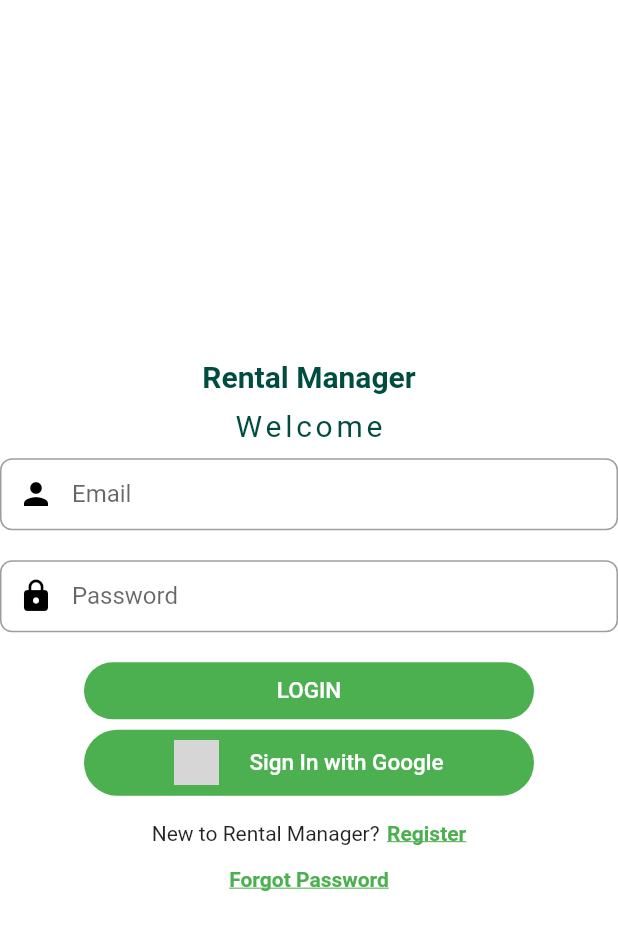
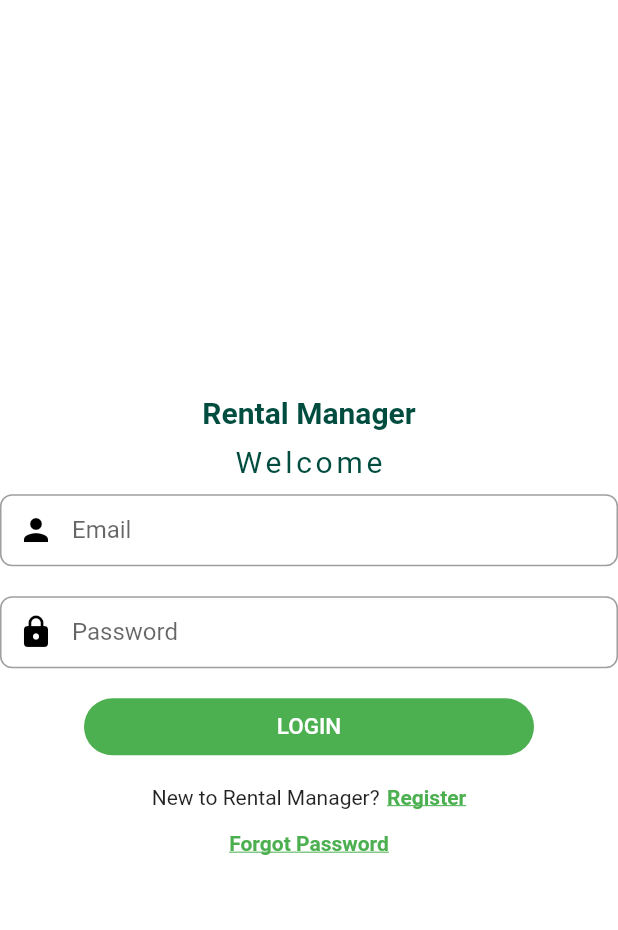
Before and after one commit to aadila6/RentalManagerAdmin, a Flutter app: the screen it shows after launch, on a phone screen of 412 x 824 dp. Shown: the top 930 px of the screen. Run offline on Flutter 3.47's test engine with Material 2 defaults, Android fonts, the light colour scheme and no system bars; our stand-ins replace cloud_firestore, csv, firebase_auth, firebase_storage, fluttertoast, google_sign_in and 1 more; missing offline and left inert: cloud_firestore_web, dart:html, firebase, firebase_auth_web, firebase_core_web, google_sign_in_web and 2 more; accounts and stored records are empty; Roboto replaces fonts that are missing (Montserrat, Pacifico, Source Sans Pro); grey boxes are pictures that could not be loaded.

Commit message:
Update fixing bugs

```diff
--- a/lib/views/SignUpDialog.dart
+++ b/lib/views/SignUpDialog.dart
@@ -270,9 +270,9 @@ class SignUpState extends State<SignUpPage> {
   void uploadData(
       usernameFirst, usernameLast, email, uid) async {
     print("UPLOADING");
-    String fullName = usernameFirst + ' ' + usernameLast;
+    String fullName = usernameFirst.trim() + ' ' + usernameLast.trim();
     final databaseReference = Firestore.instance;
-    String doc = "AppSignInUser" + email;
+    String doc = "AppSignInUser" + email.trim();
     String thiscollectionName = '${this.widget.organization}_users';
     await databaseReference.collection('global_users').document(doc).setData({
       'Name': fullName,
--- a/lib/views/SuperUser/ImportCSVDialog.dart
+++ b/lib/views/SuperUser/ImportCSVDialog.dart
@@ -108,9 +108,9 @@ class _ImportCSVDialogState extends State<ImportCSVDialog> {
                 var docRef = collection.document();
                 batch.setData(docRef, {
                   'category': widget.category,
-                  'isAvaliable': "true",
+                  'Location': globals.locations,
                   'name': r[0],
-                  'amount': r[1],
+                  '# of items': r[1],
                   'imageURL': r.length>3?r[2]:defaultURL
                 });
               }
--- a/lib/views/SuperUser/NewCategoryDialog.dart
+++ b/lib/views/SuperUser/NewCategoryDialog.dart
@@ -168,7 +168,7 @@ class _NewCategoryState extends State<NewCategory> {
 
     }else{
       print("Successfully added item " + itemName );
-       categoryList.add({'name': itemName, 'imageURL': url});
+       categoryList.add({'name': itemName.trim(), 'imageURL': url});
     await Firestore.instance
         .collection(globals.locations)
         .document(this.widget.locationSelected)
--- a/lib/views/SuperUser/UpdateCategoryDialog.dart
+++ b/lib/views/SuperUser/UpdateCategoryDialog.dart
@@ -148,7 +148,7 @@ class _UpdateLocationDialogState extends State<UpdateCategoryDialog> {
           (item) => item['name'] == this.widget.categorySelected['name']);
     categoryList.forEach((element) {
       print(element['name']);
-      if (element['name'].toString().toLowerCase() == _itemName.toLowerCase()) {
+      if (element['name'].toString().toLowerCase().trim() == _itemName.toLowerCase().trim()) {
         found = true;
         counter ++;
         print("found!!!!");
@@ -178,7 +178,7 @@ class _UpdateLocationDialogState extends State<UpdateCategoryDialog> {
       print("SUCCESS!");
       categoryList.removeWhere(
           (item) => item['name'] == this.widget.categorySelected['name']);
-      categoryList.add({'name': _itemName, 'imageURL': _url});
+      categoryList.add({'name': _itemName.trim(), 'imageURL': _url});
       await Firestore.instance
           .collection(globals.locations)
           .document(this.widget.locationSelected)
@@ -203,7 +203,7 @@ class _UpdateLocationDialogState extends State<UpdateCategoryDialog> {
     docID.forEach((element) async {
       await Firestore.instance
           .collection(globals.items_global)
-          .document(element).updateData({'category': _itemName,});
+          .document(element).updateData({'category': _itemName.trim(),});
 
     });
      print("Successfully updated category names associated items");
--- a/lib/views/SuperUser/UpdateItemDialog.dart
+++ b/lib/views/SuperUser/UpdateItemDialog.dart
@@ -119,7 +119,7 @@ class _UpdateItemDialogState extends State<UpdateItemDialog> {
     QuerySnapshot list =
         await Firestore.instance.collection(globals.items_global).where('category',isEqualTo: widget.itemSelected.data['category']).getDocuments();
     list.documents.forEach((doc) {
-      itemList.add(doc.data['name']);
+      itemList.add(doc.data['name'].trim());
     });
   }
 
@@ -131,7 +131,7 @@ class _UpdateItemDialogState extends State<UpdateItemDialog> {
      itemList.removeWhere(
           (item) => item == widget.itemSelected.data['name']);
     itemList.forEach((element) {
-      if(element == _itemName){
+      if(element == _itemName.trim()){
         found = true;
         counter++;
       }
@@ -179,7 +179,7 @@ class _UpdateItemDialogState extends State<UpdateItemDialog> {
         .collection(globals.items_global)
         .document(widget.itemSelected.documentID.toString())
         .updateData({
-      'name': _itemName,
+      'name': _itemName.trim(),
     }).catchError((error) => print(error));
     Navigator.pop(context);
   }
--- a/lib/views/SuperUser/newItemDialog.dart
+++ b/lib/views/SuperUser/newItemDialog.dart
@@ -183,7 +183,7 @@ List<String> itemList = [];
         .setData({
       'category': this.widget.categorySelected,
       'imageURL': url,
-      'name': itemName,
+      'name': itemName.trim(),
       'Location':this.widget.locationSelected,
       '# of items': itemCount,
     }).then((value) {
--- a/lib/views/SuperUser/newLocationDialog.dart
+++ b/lib/views/SuperUser/newLocationDialog.dart
@@ -178,7 +178,7 @@ class _NewLocationDialogState extends State<NewLocationDialog> {
         .document()
         .setData({
       'imageURL': url,
-      'name': itemName,
+      'name': itemName.trim(),
       'categories' : [],
       //categories
     }).then((value) {
--- a/lib/views/signInScreen.dart
+++ b/lib/views/signInScreen.dart
@@ -313,7 +313,6 @@ class _signInScreenState extends State<signInScreen> {
                                 MaterialPageRoute(
                                     builder: (context) => HomeView()));
                           }
-
                         }
                       },
                       padding: EdgeInsets.all(10.0),
@@ -324,59 +323,59 @@ class _signInScreenState extends State<signInScreen> {
                   ),
                 ],
               ),
-              Row(
-                mainAxisAlignment: MainAxisAlignment.center,
-                children: <Widget>[
-                  ConstrainedBox(
-                    constraints: BoxConstraints(
-                      minWidth: 150,
-                      maxWidth: 300
-                    ),
-                    child: RaisedButton(
-                      highlightElevation: 0.0,
-                      splashColor: Colors.greenAccent,
-                      highlightColor: Colors.green,
-                      elevation: 0.0,
-                      color: Colors.green,
-                      shape: RoundedRectangleBorder(
-                          borderRadius: new BorderRadius.circular(30.0)),
-                      child: Row(
-                        mainAxisAlignment: MainAxisAlignment.center,
-                        children: <Widget>[
-                          Image(
-                            image: NetworkImage(
-                                'https://pluspng.com/img-png/google-logo-png-open-2000.png'),
-                            height: 30,
-                          ),
-                          SizedBox(width: 20.0),
-                          Center(
-                            child: Text(
-                              "Sign In with Google",
-                              style: TextStyle(
-                                fontSize: 15,
-                                // backgroundColor:  Colors.teal[50],
-                                color: Colors.white,
-                                fontFamily: 'Montserrat',
-                              ),
-                            ),
-                          ),
-                        ],
-                      ),
-                      onPressed: () async {
-                        _handleSignIn();
-                        // Navigator.push(
-                        //     context,
-                        //     MaterialPageRoute(
-                        //         builder: (context) => HomeView()));
-                      },
-                      padding: EdgeInsets.all(7.0),
-                      //color: Colors.teal.shade900,
-                      disabledColor: Colors.black,
-                      disabledTextColor: Colors.black,
-                    ),
-                  ),
-                ],
-              ),
+              // Row(
+              //   mainAxisAlignment: MainAxisAlignment.center,
+              //   children: <Widget>[
+              //     ConstrainedBox(
+              //       constraints: BoxConstraints(
+              //         minWidth: 150,
+              //         maxWidth: 300
+              //       ),
+              //       child: RaisedButton(
+              //         highlightElevation: 0.0,
+              //         splashColor: Colors.greenAccent,
+              //         highlightColor: Colors.green,
+              //         elevation: 0.0,
+              //         color: Colors.green,
+              //         shape: RoundedRectangleBorder(
+              //             borderRadius: new BorderRadius.circular(30.0)),
+              //         child: Row(
+              //           mainAxisAlignment: MainAxisAlignment.center,
+              //           children: <Widget>[
+              //             Image(
+              //               image: NetworkImage(
+              //                   'https://pluspng.com/img-png/google-logo-png-open-2000.png'),
+              //               height: 30,
+              //             ),
+              //             SizedBox(width: 20.0),
+              //             Center(
+              //               child: Text(
+              //                 "Sign In with Google",
+              //                 style: TextStyle(
+              //                   fontSize: 15,
+              //                   // backgroundColor:  Colors.teal[50],
+              //                   color: Colors.white,
+              //                   fontFamily: 'Montserrat',
+              //                 ),
+              //               ),
+              //             ),
+              //           ],
+              //         ),
+              //         onPressed: () async {
+              //           _handleSignIn();
+              //           // Navigator.push(
+              //           //     context,\\\\\\\\\7
+              //           //     MaterialPageRoute(
+              //           //         builder: (context) => HomeView()));
+              //         },
+              //         padding: EdgeInsets.all(7.0),
+              //         //color: Colors.teal.shade900,
+              //         disabledColor: Colors.black,
+              //         disabledTextColor: Colors.black,
+              //       ),
+              //     ),
+              //   ],
+              // ),
               SizedBox(
                 height: 15,
               ),
```
Also changed, not shown: lib/views/SuperUser/UpdateLocationDialog.dart (+3 -22 lines), lib/views/inventory/detail_page.dart (deleted, +0 -145 lines).
